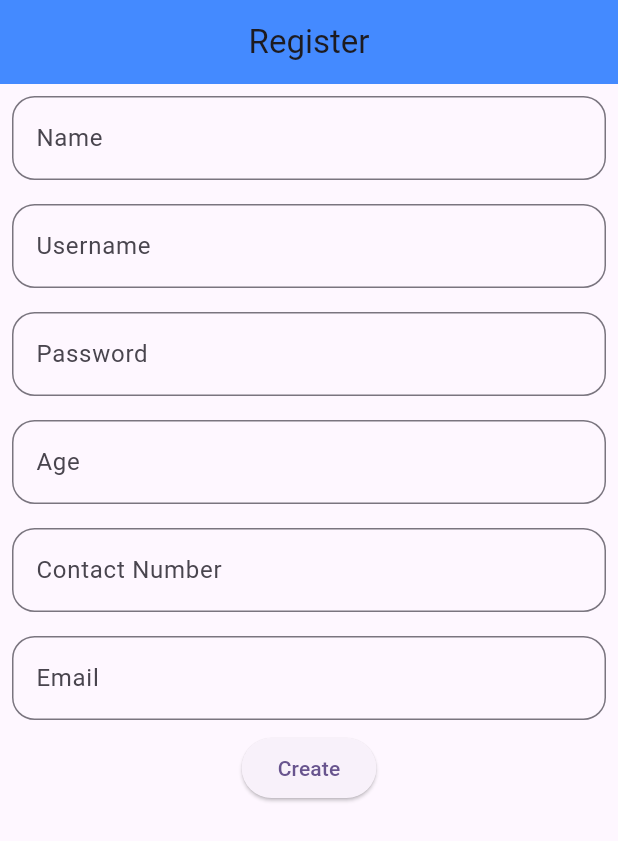
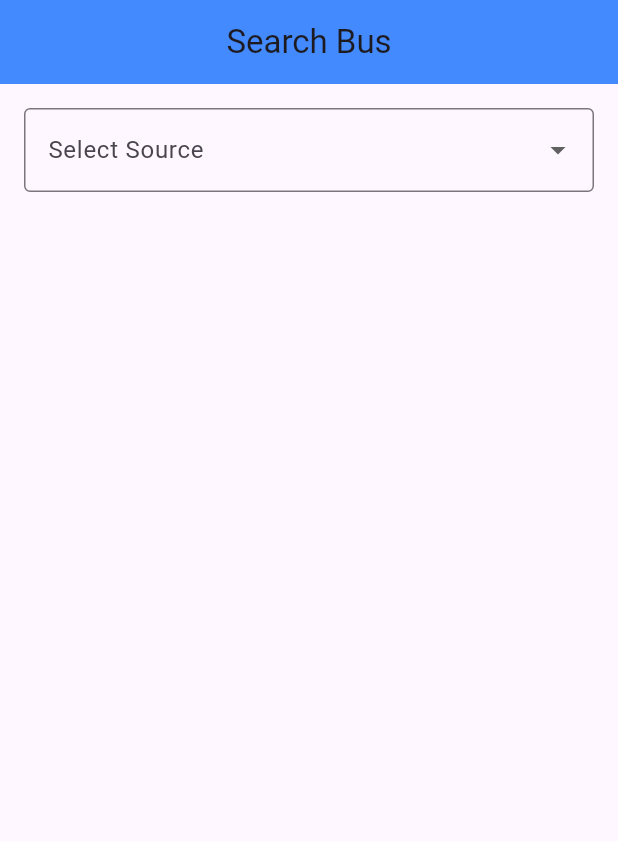
Before and after one commit to busbee148/buzbeeflutter, a Flutter app: the screen it shows after launch, on a phone screen of 412 x 824 dp. Shown: the top 841 px of the screen. Run offline on Flutter 3.47's test engine with Material 3 defaults, Android fonts, the phone set to English and light mode, and no system bars.

Commit message:
20-09-2025

```diff
--- a/lib/home.dart
+++ b/lib/home.dart
@@ -1,7 +1,7 @@
 import 'package:flutter/material.dart';
 
-class homeScreen extends StatelessWidget {
-  const homeScreen({super.key});
+class HomeScreen extends StatelessWidget {
+  const HomeScreen({super.key});
 
   @override
   Widget build(BuildContext context) {
--- a/lib/login.dart
+++ b/lib/login.dart
@@ -7,7 +7,9 @@ class LoginScreen extends StatelessWidget {
   Widget build(BuildContext context) {
     return  Scaffold(
       appBar: AppBar(backgroundColor: Colors.amber,title:Text("Loginpage"),centerTitle: true,),
-      body: Column(children: [
+      body: Center(
+        child: Column(mainAxisAlignment: MainAxisAlignment.center,
+          children: [
           Padding(
             padding: const EdgeInsets.all(8.0),
             child: TextFormField(
@@ -24,6 +26,7 @@ class LoginScreen extends StatelessWidget {
             SizedBox(height: 15,),
             TextButton(onPressed: (){}, child: Text("Dont have account Register now"))
         ],),
+      ),
     );
   }
 }
--- a/lib/main.dart
+++ b/lib/main.dart
@@ -1,5 +1,8 @@
-//import 'package:buzbee/login.dart';
+import 'package:buzbee/complaint.dart';
+import 'package:buzbee/feedback.dart';
+import 'package:buzbee/login.dart';
 import 'package:buzbee/register.dart';
+import 'package:buzbee/searchbus.dart';
 import 'package:flutter/material.dart';
 
 void main() {
@@ -18,7 +21,7 @@ class MyApp extends StatelessWidget {
 
         colorScheme: ColorScheme.fromSeed(seedColor: Colors.deepPurple),
       ),
-      home: RegisterScreen(),
+      home: SearchbusScreen(),
     );
   }
 }
--- /dev/null
+++ b/lib/searchbus.dart
@@ -0,0 +1,403 @@
+
+
+// import 'package:flutter/material.dart';
+
+// class SearchbusScreen extends StatefulWidget {
+//   const SearchbusScreen({super.key});
+
+//   @override
+//   State<SearchbusScreen> createState() => _SearchbusScreenState();
+// }
+
+// class _SearchbusScreenState extends State<SearchbusScreen> {
+//   String? selectedStop;
+//   String? selectedRouteKey;
+//   int? selectedBusId;
+
+//   /// Sample bus data with intermediate stops
+//   final List<Map<String, dynamic>> buses = [
+//     {
+//       'id': 1,
+//       'source': 'Manjeri',
+//       'destination': 'Kozhikode',
+//       'stops': ['Manjeri', 'Kottakkal', 'Ramanattukara'],
+//       'time': '08:00 AM',
+//       'bus': 'Bus A',
+//     },
+//     {
+//       'id': 2,
+//       'source': 'Manjeri',
+//       'destination': 'Kozhikode',
+//       'stops': ['Manjeri', 'Areekode', 'Feroke'],
+//       'time': '09:00 AM',
+//       'bus': 'Bus B',
+//     },
+//     {
+//       'id': 3,
+//       'source': 'Areekode',
+//       'destination': 'Malappuram',
+//       'stops': ['Areekode', 'Manjeri'],
+//       'time': '10:00 AM',
+//       'bus': 'Bus C',
+//     },
+//     {
+//       'id': 4,
+//       'source': 'Mongam',
+//       'destination': 'Kondotty',
+//       'stops': ['Mongam', 'Kondotty'],
+//       'time': '11:30 AM',
+//       'bus': 'Bus D',
+//     },
+//     {
+//       'id': 5,
+//       'source': 'Manjeri',
+//       'destination': 'Nilambur',
+//       'stops': ['Manjeri', 'Edavanna'],
+//       'time': '01:00 PM',
+//       'bus': 'Bus E',
+//     },
+//   ];
+
+//   /// Get unique stops from all routes
+//   List<String> get uniqueStops {
+//     final allStops = buses.expand((bus) => bus['stops'] as List<String>);
+//     return allStops.toSet().toList();
+//   }
+
+//   /// Get (source → destination) route keys passing through the selected stop
+//   List<String> get availableRouteKeys {
+//     if (selectedStop == null) return [];
+//     return buses
+//         .where((bus) => (bus['stops'] as List<String>).contains(selectedStop))
+//         .map((bus) => "${bus['source']} → ${bus['destination']}")
+//         .toSet()
+//         .toList();
+//   }
+
+//   /// Get buses matching selected route key and stop
+//   List<Map<String, dynamic>> get availableBuses {
+//     if (selectedRouteKey == null || selectedStop == null) return [];
+//     final parts = selectedRouteKey!.split(" → ");
+//     return buses.where((bus) {
+//       return bus['source'] == parts[0] &&
+//           bus['destination'] == parts[1] &&
+//           (bus['stops'] as List<String>).contains(selectedStop);
+//     }).toList();
+//   }
+
+//   /// Get selected bus details
+//   Map<String, dynamic>? get selectedBus {
+//     if (selectedBusId == null) return null;
+//     return buses.firstWhere(
+//       (bus) => bus['id'] == selectedBusId,
+//       orElse: () => {},
+//     );
+//   }
+
+//   @override
+//   Widget build(BuildContext context) {
+//     return Scaffold(
+//       appBar: AppBar(
+//         title: const Text("Search Bus"),
+//         backgroundColor: Colors.blueAccent,
+//         centerTitle: true,
+//       ),
+//       body: Padding(
+//         padding: const EdgeInsets.all(16.0),
+//         child: Column(
+//           children: [
+//             /// 1️⃣ Select Bus Stop
+//             DropdownButtonFormField<String>(
+//               value: selectedStop,
+//               items: uniqueStops.map((stop) {
+//                 return DropdownMenuItem(
+//                   value: stop,
+//                   child: Text(stop),
+//                 );
+//               }).toList(),
+//               onChanged: (value) {
+//                 setState(() {
+//                   selectedStop = value;
+//                   selectedRouteKey = null;
+//                   selectedBusId = null;
+//                 });
+//               },
+//               decoration: const InputDecoration(
+//                 labelText: "Select Bus Stop",
+//                 border: OutlineInputBorder(),
+//               ),
+//             ),
+
+//             const SizedBox(height: 20),
+
+//             /// 2️⃣ Select Route (source → destination)
+//             if (selectedStop != null)
+//               DropdownButtonFormField<String>(
+//                 value: selectedRouteKey,
+//                 items: availableRouteKeys.map((routeKey) {
+//                   return DropdownMenuItem(
+//                     value: routeKey,
+//                     child: Text(routeKey),
+//                   );
+//                 }).toList(),
+//                 onChanged: (value) {
+//                   setState(() {
+//                     selectedRouteKey = value;
+//                     selectedBusId = null;
+//                   });
+//                 },
+//                 decoration: const InputDecoration(
+//                   labelText: "Select Route",
+//                   border: OutlineInputBorder(),
+//                 ),
+//               ),
+
+//             const SizedBox(height: 20),
+
+//             /// 3️⃣ Select Specific Bus
+//             if (selectedRouteKey != null)
+//               DropdownButtonFormField<int>(
+//                 value: selectedBusId,
+//                 items: availableBuses.map((bus) {
+//                   return DropdownMenuItem(
+//                     value: bus['id'] as int,
+//                     child: Text("${bus['bus']} - ${bus['time']}"),
+//                   );
+//                 }).toList(),
+//                 onChanged: (value) {
+//                   setState(() {
+//                     selectedBusId = value;
+//                   });
+//                 },
+//                 decoration: const InputDecoration(
+//                   labelText: "Select Bus",
+//                   border: OutlineInputBorder(),
+//                 ),
+//               ),
+
+//             const SizedBox(height: 30),
+
+//             /// 🚌 Show Bus Details
+//             if (selectedBus != null && selectedBus!.isNotEmpty)
+//               Card(
+//                 elevation: 4,
+//                 child: ListTile(
+//                   leading: const Icon(Icons.directions_bus, color: Colors.blue),
+//                   title: Text("Bus: ${selectedBus!['bus']}"),
+//                   subtitle: Column(
+//                     crossAxisAlignment: CrossAxisAlignment.start,
+//                     children: [
+//                       Text("Time: ${selectedBus!['time']}"),
+//                       Text(
+//                           "Route: ${selectedBus!['source']} → ${selectedBus!['destination']}"),
+//                       Text(
+//                           "Stops: ${(selectedBus!['stops'] as List<String>).join(', ')}"),
+//                     ],
+//                   ),
+//                 ),
+//               ),
+//           ],
+//         ),
+//       ),
+//     );
+//   }
+// }
+import 'package:flutter/material.dart';
+
+class SearchbusScreen extends StatefulWidget {
+  const SearchbusScreen({super.key});
+
+  @override
+  State<SearchbusScreen> createState() => _SearchbusScreenState();
+}
+
+class _SearchbusScreenState extends State<SearchbusScreen> {
+  String? selectedSource;
+  String? selectedDestination;
+  int? selectedBusId;
+
+  /// Sample route data
+  final List<Map<String, dynamic>> buses = [
+    {
+      'id': 1,
+      'source': 'Manjeri',
+      'destination': 'Kozhikode',
+      'stops': ['Manjeri', 'Kottakkal', 'Ramanattukara', 'Kozhikode'],
+      'time': '08:00 AM',
+      'bus': 'Bus A',
+    },
+    {
+      'id': 2,
+      'source': 'Manjeri',
+      'destination': 'Kozhikode',
+      'stops': ['Manjeri', 'Areekode', 'Feroke', 'Kozhikode'],
+      'time': '09:00 AM',
+      'bus': 'Bus B',
+    },
+    {
+      'id': 3,
+      'source': 'Areekode',
+      'destination': 'Malappuram',
+      'stops': ['Areekode', 'Manjeri', 'Malappuram'],
+      'time': '10:00 AM',
+      'bus': 'Bus C',
+    },
+    {
+      'id': 4,
+      'source': 'Mongam',
+      'destination': 'Kondotty',
+      'stops': ['Mongam', 'Kondotty'],
+      'time': '11:30 AM',
+      'bus': 'Bus D',
+    },
+    {
+      'id': 5,
+      'source': 'Manjeri',
+      'destination': 'Nilambur',
+      'stops': ['Manjeri', 'Edavanna', 'Nilambur'],
+      'time': '01:00 PM',
+      'bus': 'Bus E',
+    },
+  ];
+
+  /// Get unique sources
+  List<String> get uniqueSources {
+    return buses.map((bus) => bus['source'] as String).toSet().toList();
+  }
+
+  /// Get destinations for selected source
+  List<String> get destinationsForSelectedSource {
+    if (selectedSource == null) return [];
+    return buses
+        .where((bus) => bus['source'] == selectedSource)
+        .map((bus) => bus['destination'] as String)
+        .toSet()
+        .toList();
+  }
+
+  /// Get buses for selected source and destination
+  List<Map<String, dynamic>> get availableRoutes {
+    if (selectedSource == null || selectedDestination == null) return [];
+    return buses.where((bus) {
+      return bus['source'] == selectedSource &&
+          bus['destination'] == selectedDestination;
+    }).toList();
+  }
+
+  /// Get selected bus
+  Map<String, dynamic>? get selectedBus {
+    if (selectedBusId == null) return null;
+    return buses.firstWhere(
+      (bus) => bus['id'] == selectedBusId,
+      orElse: () => {},
+    );
+  }
+
+  @override
+  Widget build(BuildContext context) {
+    return Scaffold(
+      appBar: AppBar(
+        title: const Text("Search Bus"),
+        backgroundColor: Colors.blueAccent,
+        centerTitle: true,
+      ),
+      body: Padding(
+        padding: const EdgeInsets.all(16.0),
+        child: Column(
+          children: [
+            /// 1️⃣ Source Dropdown
+            DropdownButtonFormField<String>(
+              value: selectedSource,
+              items: uniqueSources.map((source) {
+                return DropdownMenuItem(
+                  value: source,
+                  child: Text(source),
+                );
+              }).toList(),
+              onChanged: (value) {
+                setState(() {
+                  selectedSource = value;
+                  selectedDestination = null;
+                  selectedBusId = null;
+                });
+              },
+              decoration: const InputDecoration(
+                labelText: "Select Source",
+                border: OutlineInputBorder(),
+              ),
+            ),
+
+            const SizedBox(height: 20),
+
+            /// 2️⃣ Destination Dropdown
+            if (selectedSource != null)
+              DropdownButtonFormField<String>(
+                value: selectedDestination,
+                items: destinationsForSelectedSource.map((dest) {
+                  return DropdownMenuItem(
+                    value: dest,
+                    child: Text(dest),
+                  );
+                }).toList(),
+                onChanged: (value) {
+                  setState(() {
+                    selectedDestination = value;
+                    selectedBusId = null;
+                  });
+                },
+                decoration: const InputDecoration(
+                  labelText: "Select Destination",
+                  border: OutlineInputBorder(),
+                ),
+              ),
+
+            const SizedBox(height: 20),
+
+            /// 3️⃣ Route Dropdown
+            if (selectedDestination != null)
+              DropdownButtonFormField<int>(
+                value: selectedBusId,
+                items: availableRoutes.map((bus) {
+                  return DropdownMenuItem(
+                    value: bus['id'] as int,
+                    child: Text("${bus['bus']} - ${bus['time']}"),
+                  );
+                }).toList(),
+                onChanged: (value) {
+                  setState(() {
+                    selectedBusId = value;
+                  });
+                },
+                decoration: const InputDecoration(
+                  labelText: "Select Bus Route",
+                  border: OutlineInputBorder(),
+                ),
+              ),
+
+            const SizedBox(height: 30),
+
+            /// 4️⃣ Show Bus Details
+            if (selectedBus != null && selectedBus!.isNotEmpty)
+              Card(
+                elevation: 4,
+                child: ListTile(
+                  leading: const Icon(Icons.directions_bus, color: Colors.blue),
+                  title: Text("Bus: ${selectedBus!['bus']}"),
+                  subtitle: Column(
+                    crossAxisAlignment: CrossAxisAlignment.start,
+                    children: [
+                      Text("Time: ${selectedBus!['time']}"),
+                      Text(
+                          "Route: ${selectedBus!['source']} → ${selectedBus!['destination']}"),
+                      Text(
+                          "Stops: ${(selectedBus!['stops'] as List<String>).join(', ')}"),
+                    ],
+                  ),
+                ),
+              ),
+          ],
+        ),
+      ),
+    );
+  }
+}
```
Also changed, not shown: lib/complaint.dart (added, +26 -0 lines), lib/feedback.dart (added, +25 -0 lines). Lines whose indentation alone changed are shown as unchanged.
